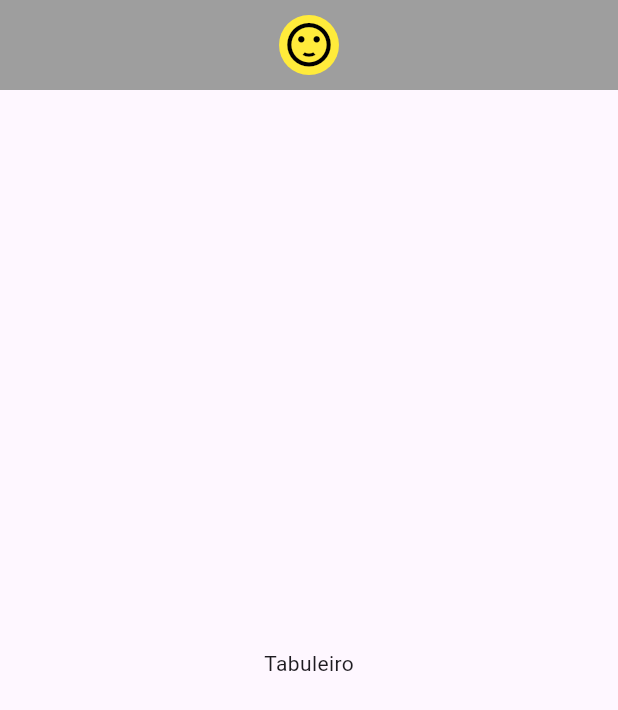
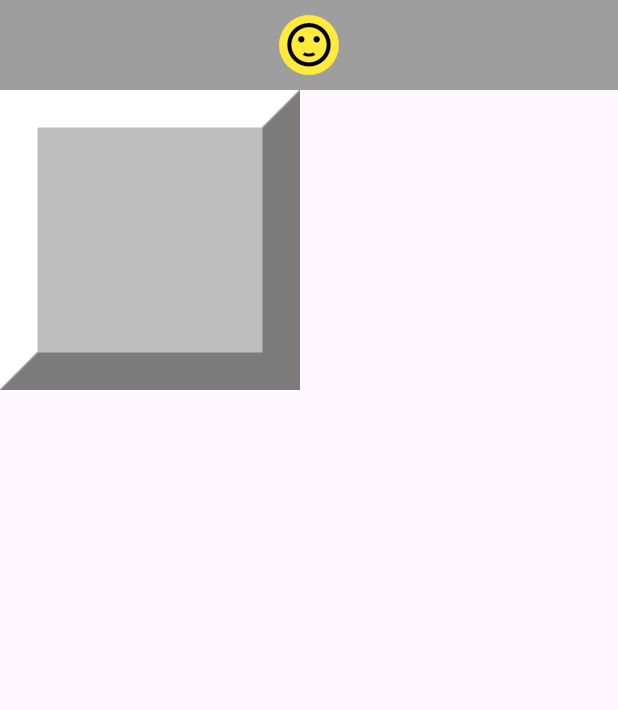
Before and after one commit to maitabom/minesweeper, a Flutter app: the screen it shows after launch, on a phone screen of 412 x 824 dp. Shown: the top 710 px of the screen. Run offline on Flutter 3.47's test engine with Material 3 defaults, Android fonts, the phone set to English and light mode, and no system bars; statements that could not run were skipped.

Commit message:
Adiciona a classe CampoWidget com lógica de interação e exibição de imagens no jogo Campo Minado

```diff
--- /dev/null
+++ b/lib/components/campo_widget.dart
@@ -0,0 +1,41 @@
+import 'package:flutter/material.dart';
+import 'package:minesweeper/models/campo.dart';
+
+class CampoWidget extends StatelessWidget {
+  final Campo campo;
+  final void Function(Campo) onAbrir;
+  final void Function(Campo) onAlternarMarcacao;
+
+  const CampoWidget({
+    required this.campo,
+    required this.onAbrir,
+    required this.onAlternarMarcacao,
+    super.key,
+  });
+
+  Widget? _getImage() {
+    if (campo.aberto && campo.minado && campo.explodido) {
+      return Image.asset('assets/images/bomba_0.jpeg');
+    } else if (campo.aberto && campo.minado) {
+      return Image.asset('assets/images/bomba_1.jpeg');
+    } else if (campo.aberto && campo.quantidadeMinasVizinhanca > 0) {
+      int quantidadeMinas = campo.quantidadeMinasVizinhanca;
+      return Image.asset('assets/images/aberto_$quantidadeMinas.jpeg');
+    } else if (campo.aberto) {
+      return Image.asset('assets/images/aberto_0.jpeg');
+    } else if (campo.marcado) {
+      return Image.asset('assets/images/bandeira.jpeg');
+    } else {
+      return Image.asset('assets/images/fechado.jpeg');
+    }
+  }
+
+  @override
+  Widget build(BuildContext context) {
+    return InkWell(
+      onTap: () => onAbrir(campo),
+      onLongPress: () => onAlternarMarcacao(campo),
+      child: _getImage(),
+    );
+  }
+}
--- a/lib/pages/campo_minado.dart
+++ b/lib/pages/campo_minado.dart
@@ -1,15 +1,31 @@
 import 'package:flutter/material.dart';
+import 'package:minesweeper/components/campo_widget.dart';
 import 'package:minesweeper/components/resultado_widget.dart';
+import 'package:minesweeper/models/campo.dart';
 
 class CampoMinadoPage extends StatelessWidget {
   const CampoMinadoPage({super.key});
 
+  void _reiniciar() {}
+
+  void _abrir(Campo campo) {}
+
+  void _alternarMarcacao(Campo campo) {}
+
   @override
   Widget build(BuildContext context) {
+    Campo campo = Campo(linha: 0, coluna: 0);
+
     return MaterialApp(
       home: Scaffold(
-        appBar: ResultadoWidget(),
-        body: Center(child: Text('Tabuleiro')),
+        appBar: ResultadoWidget(onReiniciar: _reiniciar),
+        body: Container(
+          child: CampoWidget(
+            campo: campo,
+            onAbrir: _abrir(campo),
+            onAlternarMarcacao: _alternarMarcacao(campo),
+          ),
+        ),
       ),
     );
   }
```
